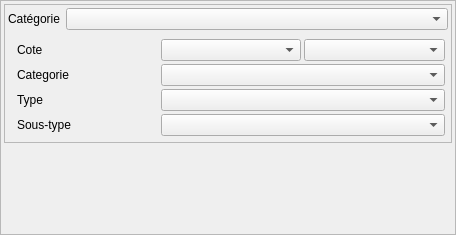
Qt form Lamia/iface/qgiswidget/tools/toolprepro/base3_levee/lamiabase_levee_deficiency_tool_ui.ui (Artelia/Lamia) before a commit.
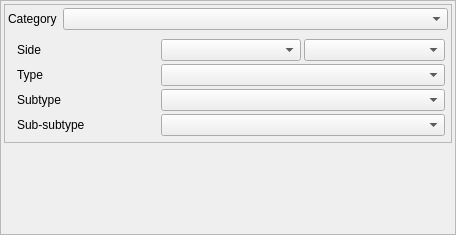
The same form after that commit.

What changed in the file:
```diff
--- a/Lamia/iface/qgiswidget/tools/toolprepro/base3_levee/lamiabase_levee_deficiency_tool_ui.ui
+++ b/Lamia/iface/qgiswidget/tools/toolprepro/base3_levee/lamiabase_levee_deficiency_tool_ui.ui
@@ -74,7 +74,7 @@
          <item row="0" column="0">
           <widget class="QLabel" name="label_2">
            <property name="text">
-            <string>Catégorie</string>
+            <string>Category</string>
            </property>
           </widget>
          </item>
@@ -100,21 +100,21 @@
              <item row="4" column="0">
               <widget class="QLabel" name="label">
                <property name="text">
-                <string>Sous-type</string>
+                <string>Sub-subtype</string>
                </property>
               </widget>
              </item>
              <item row="1" column="0">
               <widget class="QLabel" name="label_5">
                <property name="text">
-                <string>Categorie</string>
+                <string>Type</string>
                </property>
               </widget>
              </item>
              <item row="0" column="0">
               <widget class="QLabel" name="label_4">
                <property name="text">
-                <string>Cote</string>
+                <string>Side</string>
                </property>
               </widget>
              </item>
@@ -133,7 +133,7 @@
              <item row="2" column="0">
               <widget class="QLabel" name="label_6">
                <property name="text">
-                <string>Type</string>
+                <string>Subtype</string>
                </property>
               </widget>
              </item>
```
Left out of the diff: 4 changed lines with no effect on the pictures.
